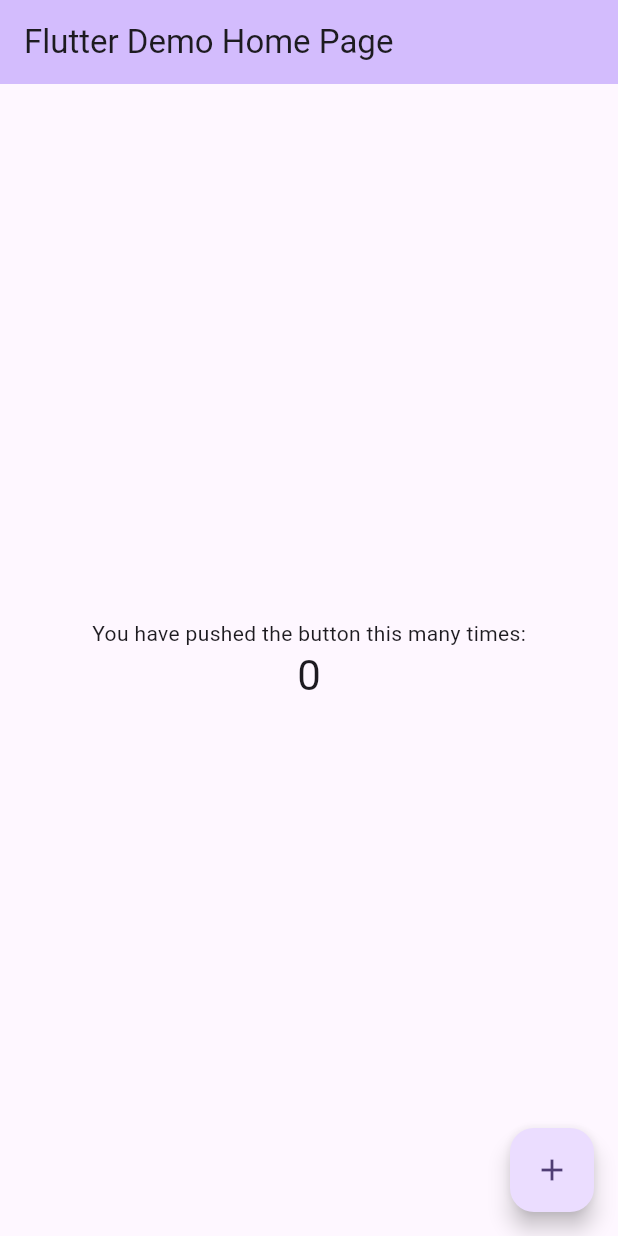
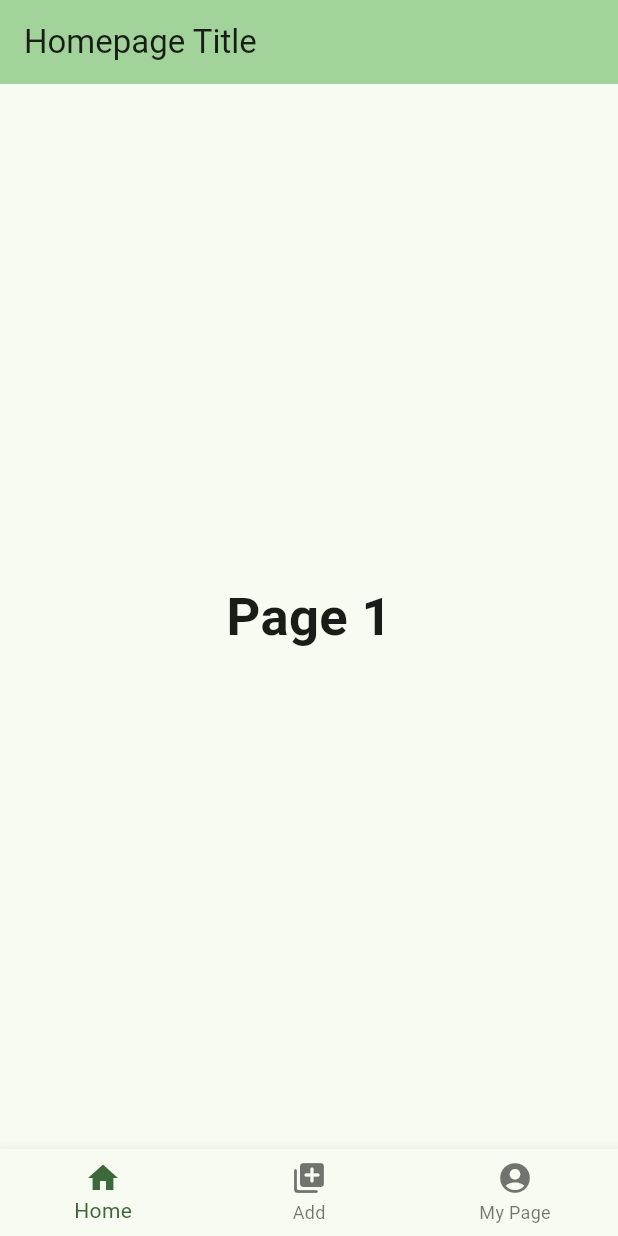
Before and after one commit to shyukahn/madcamp_week2_front, a Flutter app: the screen it shows after launch, on a phone screen of 412 x 824 dp. Run offline on Flutter 3.47's test engine with Material 3 defaults, Android fonts, the phone set to English and light mode, and no system bars.

```diff
--- a/lib/main.dart
+++ b/lib/main.dart
@@ -1,4 +1,5 @@
 import 'package:flutter/material.dart';
+import 'package:serverapp/pages/homepage.dart';
 
 void main() {
   runApp(const MyApp());
@@ -13,113 +14,10 @@ class MyApp extends StatelessWidget {
     return MaterialApp(
       title: 'Flutter Demo',
       theme: ThemeData(
-        // This is the theme of your application.
-        //
-        // TRY THIS: Try running your application with "flutter run". You'll see
-        // the application has a purple toolbar. Then, without quitting the app,
-        // try changing the seedColor in the colorScheme below to Colors.green
-        // and then invoke "hot reload" (save your changes or press the "hot
-        // reload" button in a Flutter-supported IDE, or press "r" if you used
-        // the command line to start the app).
-        //
-        // Notice that the counter didn't reset back to zero; the application
-        // state is not lost during the reload. To reset the state, use hot
-        // restart instead.
-        //
-        // This works for code too, not just values: Most code changes can be
-        // tested with just a hot reload.
-        colorScheme: ColorScheme.fromSeed(seedColor: Colors.deepPurple),
+        colorScheme: ColorScheme.fromSeed(seedColor: Colors.green),
         useMaterial3: true,
       ),
-      home: const MyHomePage(title: 'Flutter Demo Home Page'),
+      home: const Homepage(title: 'Homepage Title',),
     );
   }
 }
-
-class MyHomePage extends StatefulWidget {
-  const MyHomePage({super.key, required this.title});
-
-  // This widget is the home page of your application. It is stateful, meaning
-  // that it has a State object (defined below) that contains fields that affect
-  // how it looks.
-
-  // This class is the configuration for the state. It holds the values (in this
-  // case the title) provided by the parent (in this case the App widget) and
-  // used by the build method of the State. Fields in a Widget subclass are
-  // always marked "final".
-
-  final String title;
-
-  @override
-  State<MyHomePage> createState() => _MyHomePageState();
-}
-
-class _MyHomePageState extends State<MyHomePage> {
-  int _counter = 0;
-
-  void _incrementCounter() {
-    setState(() {
-      // This call to setState tells the Flutter framework that something has
-      // changed in this State, which causes it to rerun the build method below
-      // so that the display can reflect the updated values. If we changed
-      // _counter without calling setState(), then the build method would not be
-      // called again, and so nothing would appear to happen.
-      _counter++;
-    });
-  }
-
-  @override
-  Widget build(BuildContext context) {
-    // This method is rerun every time setState is called, for instance as done
-    // by the _incrementCounter method above.
-    //
-    // The Flutter framework has been optimized to make rerunning build methods
-    // fast, so that you can just rebuild anything that needs updating rather
-    // than having to individually change instances of widgets.
-    return Scaffold(
-      appBar: AppBar(
-        // TRY THIS: Try changing the color here to a specific color (to
-        // Colors.amber, perhaps?) and trigger a hot reload to see the AppBar
-        // change color while the other colors stay the same.
-        backgroundColor: Theme.of(context).colorScheme.inversePrimary,
-        // Here we take the value from the MyHomePage object that was created by
-        // the App.build method, and use it to set our appbar title.
-        title: Text(widget.title),
-      ),
-      body: Center(
-        // Center is a layout widget. It takes a single child and positions it
-        // in the middle of the parent.
-        child: Column(
-          // Column is also a layout widget. It takes a list of children and
-          // arranges them vertically. By default, it sizes itself to fit its
-          // children horizontally, and tries to be as tall as its parent.
-          //
-          // Column has various properties to control how it sizes itself and
-          // how it positions its children. Here we use mainAxisAlignment to
-          // center the children vertically; the main axis here is the vertical
-          // axis because Columns are vertical (the cross axis would be
-          // horizontal).
-          //
-          // TRY THIS: Invoke "debug painting" (choose the "Toggle Debug Paint"
-          // action in the IDE, or press "p" in the console), to see the
-          // wireframe for each widget.
-          mainAxisAlignment: MainAxisAlignment.center,
-          children: <Widget>[
-            const Text(
-              'You have pushed the button this many times:',
-            ),
-            Text(
-              '$_counter',
-              style: Theme.of(context).textTheme.headlineMedium,
-            ),
-          ],
-        ),
-      ),
-      floatingActionButton: FloatingActionButton(
-        onPressed: _incrementCounter,
-        tooltip: 'Increment',
-        child: const Icon(Icons.add),
-      ), // This trailing comma makes auto-formatting nicer for build methods.
-    );
-  }
-}
--- /dev/null
+++ b/lib/pages/homepage.dart
@@ -0,0 +1,66 @@
+import 'package:flutter/material.dart';
+
+class Homepage extends StatefulWidget {
+  const Homepage({super.key, required this.title});
+
+  final String title;
+
+  @override
+  State createState() => _HomepageState();
+}
+
+class _HomepageState extends State<Homepage> {
+  int _selectedIndex = 0;
+
+  static const List<Widget> _mainPages = <Widget>[
+    Text(
+      'Page 1',
+      style: TextStyle(fontSize: 35, fontWeight: FontWeight.bold),
+    ),
+    Text(
+      'Page 2',
+      style: TextStyle(fontSize: 35, fontWeight: FontWeight.bold),
+    ),
+    Text(
+      'Page 3',
+      style: TextStyle(fontSize: 35, fontWeight: FontWeight.bold),
+    ),
+  ];
+
+  void _onItemTapped(int index) {
+    setState(() {
+      _selectedIndex = index;
+    });
+  }
+
+  @override
+  Widget build(BuildContext context) {
+    return Scaffold(
+      appBar: AppBar(
+        backgroundColor: Theme.of(context).colorScheme.inversePrimary,
+        title: Text(widget.title),
+      ),
+      body: Center(
+        child: _mainPages[_selectedIndex],
+      ),
+      bottomNavigationBar: BottomNavigationBar(
+        items: const <BottomNavigationBarItem>[
+          BottomNavigationBarItem(
+              icon: Icon(Icons.home),
+              label: 'Home',
+          ),BottomNavigationBarItem(
+            icon: Icon(Icons.add_to_photos_rounded),
+            label: 'Add',
+          ),
+          BottomNavigationBarItem(
+            icon: Icon(Icons.account_circle_rounded),
+            label: 'My Page',
+          ),
+        ],
+        currentIndex: _selectedIndex,
+        selectedItemColor: Theme.of(context).colorScheme.primary,
+        onTap: _onItemTapped,
+      ),
+    );
+  }
+}
```
